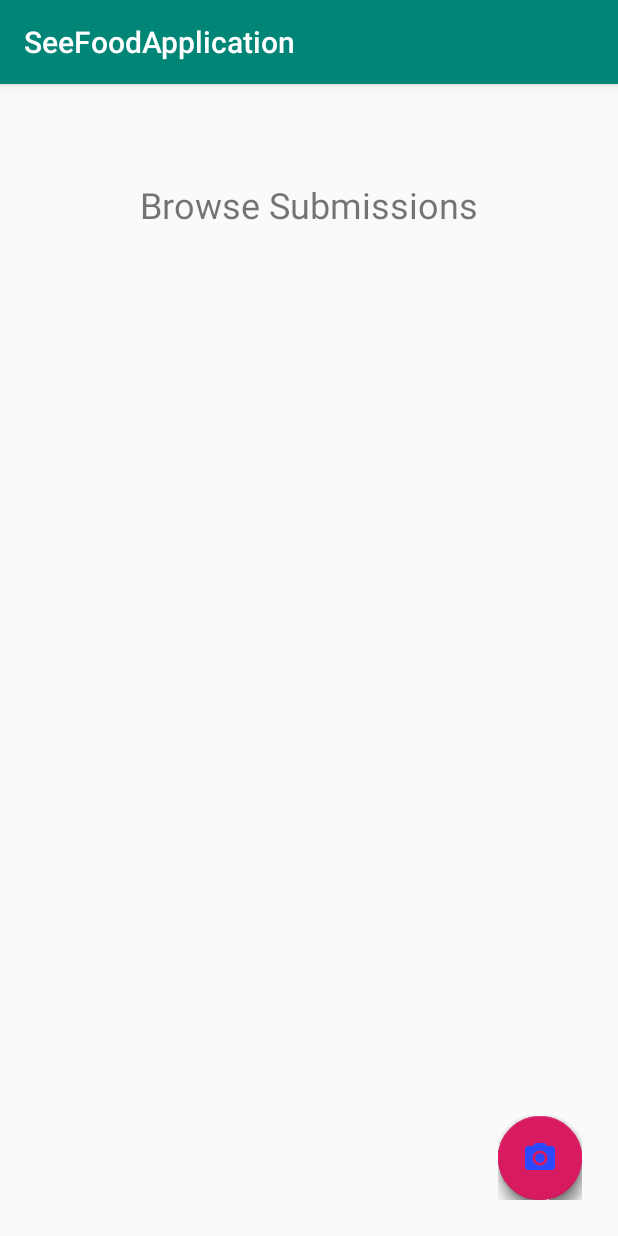
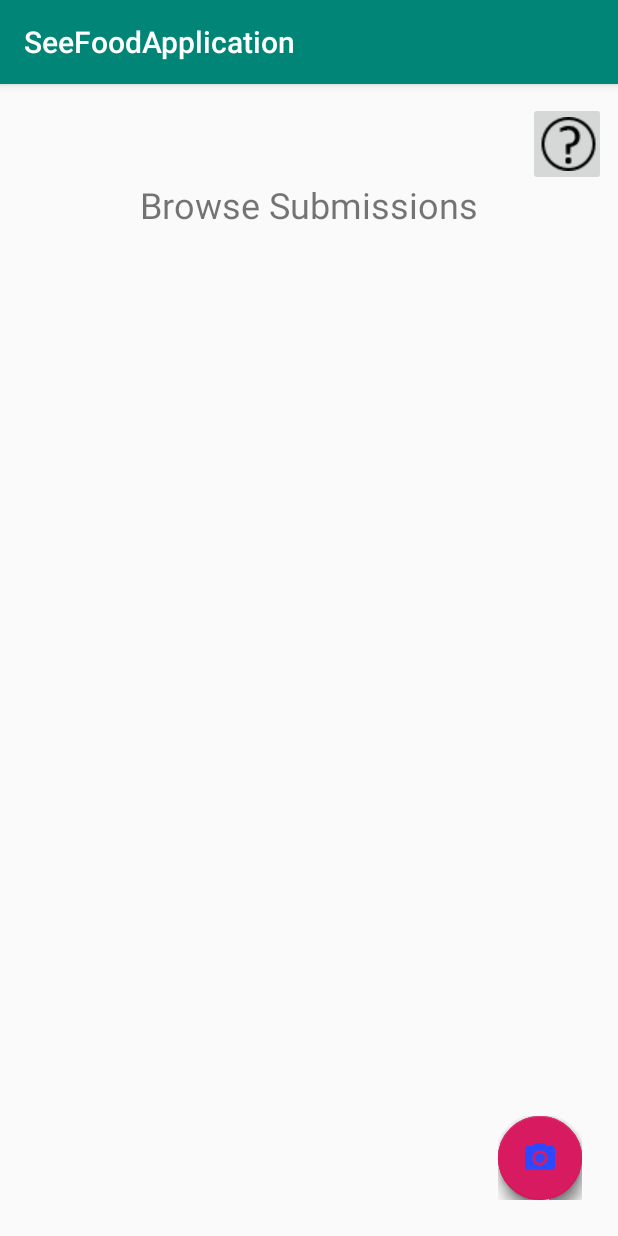
Before and after one commit to JohnElmo/CEG-4110-SeeFood-Project, an Android app: the BrowseSubmissionsActivity screen opened directly, with no data from a screen before it, on a phone screen of 412 x 824 dp. Run offline under Robolectric (Android 15) with nearby library versions, the phone set to English and light mode, and no system bars; libraries missing offline, so code that uses them is left out: com.github.clans.fab; plain views replace FloatingActionButton, FloatingActionMenu; 6 statements that could not run were skipped.

Commit message:
added help button to all of the activities

```diff
--- a/app/src/main/java/com/example/johnelmo/seefoodapplication/BrowseSubmissionsActivity.java
+++ b/app/src/main/java/com/example/johnelmo/seefoodapplication/BrowseSubmissionsActivity.java
@@ -4,12 +4,14 @@ import android.content.Intent;
 import android.support.v7.app.AppCompatActivity;
 import android.os.Bundle;
 import android.view.View;
+import android.widget.ImageButton;
 
 import com.github.clans.fab.FloatingActionButton;
 
 public class BrowseSubmissionsActivity extends AppCompatActivity {
 
     FloatingActionButton selectHomeFab, selectImageFab, selectCameraFab;
+    ImageButton selectHelp;
 
     @Override
     protected void onCreate(Bundle savedInstanceState) {
@@ -18,6 +20,7 @@ public class BrowseSubmissionsActivity extends AppCompatActivity {
         selectHomeFab = (FloatingActionButton) findViewById(R.id.fab_Browse_HomeSelect);
         selectImageFab = (FloatingActionButton) findViewById(R.id.fab_Browse_ImageSelect);
         selectCameraFab = (FloatingActionButton) findViewById(R.id.fab_Browse_CameraSelect);
+        selectHelp = (ImageButton) findViewById(R.id.HelpIcon);
 
         selectHomeFab.setOnClickListener(new View.OnClickListener() {
             @Override
@@ -39,6 +42,15 @@ public class BrowseSubmissionsActivity extends AppCompatActivity {
                 changeToCameraActivity(view);
             }
         });
+
+        selectHelp.setOnClickListener(new View.OnClickListener() {
+            @Override
+            public void onClick(View view) {
+
+                changeToHelp(view);
+            }
+
+        });
     }
 
     public void changeToMainActivity(View view) {
@@ -55,5 +67,9 @@ public class BrowseSubmissionsActivity extends AppCompatActivity {
         Intent intent = new Intent(this, CameraActivity.class);
         startActivity(intent);
     }
+    public void changeToHelp(View view) {
+        Intent intent = new Intent(this, Help.class);
+        startActivity(intent);
+    }
 
 }
--- a/app/src/main/res/layout/activity_browse_submissions.xml
+++ b/app/src/main/res/layout/activity_browse_submissions.xml
@@ -78,4 +78,14 @@
         android:text="Browse Submissions"
         android:textSize="24sp" />
 
+    <ImageButton
+        android:id="@+id/HelpIcon"
+        android:layout_width="52dp"
+        android:layout_height="wrap_content"
+        android:layout_alignParentEnd="true"
+        android:layout_alignParentTop="true"
+        android:layout_marginEnd="8dp"
+        android:layout_marginTop="12dp"
+        fab:srcCompat="@drawable/help_icon" />
+
 </RelativeLayout>
```
Also changed, not shown: app/src/main/java/com/example/johnelmo/seefoodapplication/CameraActivity.java (+16 -0 lines), app/src/main/java/com/example/johnelmo/seefoodapplication/ImageSelectActivity.java (+17 -0 lines), app/src/main/res/layout/activity_camera.xml (+10 -0 lines), app/src/main/res/layout/activity_image_select.xml (+10 -0 lines).
